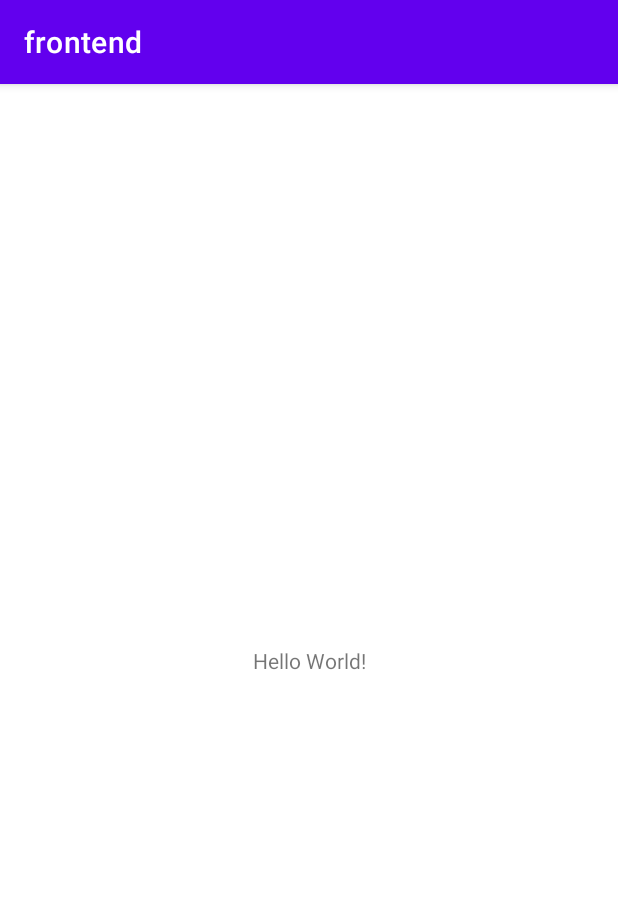
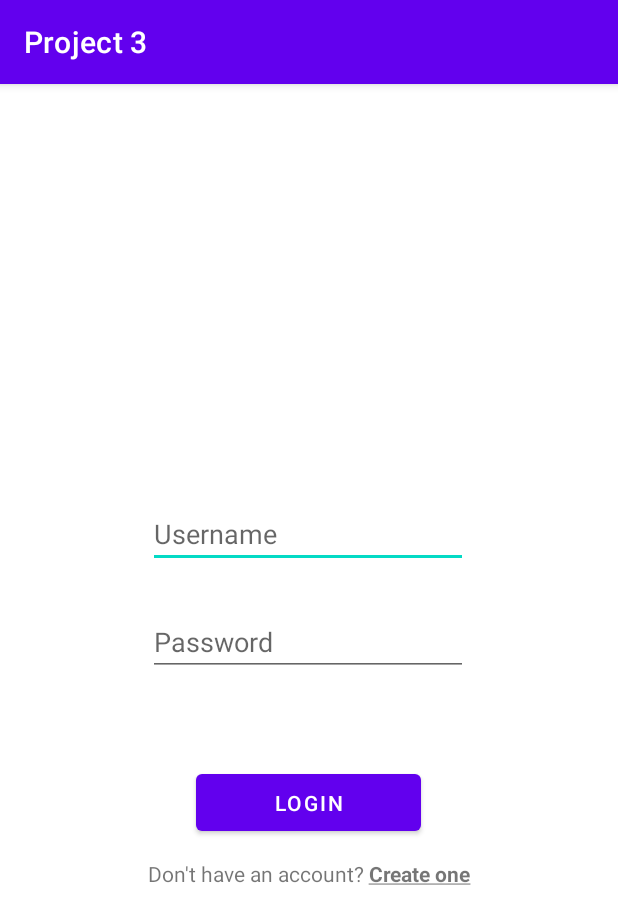
Before and after one commit to nmcmahan/CST438_Project3, an Android app: the screen it shows after launch (MainActivity), on a phone screen of 412 x 824 dp. Shown: the top 924 px of the screen. Run offline under Robolectric (Android 15) with nearby library versions, the phone set to English and light mode, and no system bars.

Commit message:
Created landing page
Can't move any further without other views and connection to backend created.

```diff
--- a/frontend/app/src/main/res/layout/activity_main.xml
+++ b/frontend/app/src/main/res/layout/activity_main.xml
@@ -6,13 +6,57 @@
     android:layout_height="match_parent"
     tools:context=".MainActivity">
 
-    <TextView
+    <EditText
+        android:id="@+id/username"
         android:layout_width="wrap_content"
         android:layout_height="wrap_content"
-        android:text="Hello World!"
+        android:ems="10"
+        android:hint="Username"
+        android:inputType="textPersonName"
         app:layout_constraintBottom_toBottomOf="parent"
-        app:layout_constraintLeft_toLeftOf="parent"
-        app:layout_constraintRight_toRightOf="parent"
-        app:layout_constraintTop_toTopOf="parent" />
+        app:layout_constraintEnd_toEndOf="parent"
+        app:layout_constraintHorizontal_bias="0.497"
+        app:layout_constraintStart_toStartOf="parent"
+        app:layout_constraintTop_toTopOf="parent"
+        app:layout_constraintVertical_bias="0.384"
+        tools:ignore="MissingConstraints" />
 
+    <EditText
+        android:id="@+id/password"
+        android:layout_width="wrap_content"
+        android:layout_height="wrap_content"
+        android:ems="10"
+        android:hint="Password"
+        android:inputType="textPersonName"
+        app:layout_constraintBottom_toBottomOf="parent"
+        app:layout_constraintEnd_toEndOf="parent"
+        app:layout_constraintHorizontal_bias="0.497"
+        app:layout_constraintStart_toStartOf="parent"
+        app:layout_constraintTop_toTopOf="parent"
+        app:layout_constraintVertical_bias="0.483"
+        tools:ignore="MissingConstraints" />
+
+    <Button
+        android:id="@+id/login"
+        android:layout_width="150dp"
+        android:layout_height="50dp"
+        android:text="Login"
+        app:layout_constraintBottom_toBottomOf="parent"
+        app:layout_constraintEnd_toEndOf="parent"
+        app:layout_constraintHorizontal_bias="0.498"
+        app:layout_constraintStart_toStartOf="parent"
+        app:layout_constraintTop_toTopOf="parent"
+        app:layout_constraintVertical_bias="0.632"
+        tools:ignore="MissingConstraints" />
+
+    <TextView
+        android:id="@+id/signUpLink"
+        android:layout_width="wrap_content"
+        android:layout_height="wrap_content"
+        android:text="@string/sign_up_link_name"
+        app:layout_constraintBottom_toBottomOf="parent"
+        app:layout_constraintEnd_toEndOf="parent"
+        app:layout_constraintStart_toStartOf="parent"
+        app:layout_constraintTop_toTopOf="parent"
+        app:layout_constraintVertical_bias="0.690" />
 </androidx.constraintlayout.widget.ConstraintLayout>
--- a/frontend/app/src/main/res/values/strings.xml
+++ b/frontend/app/src/main/res/values/strings.xml
@@ -1,3 +1,4 @@
 <resources>
-    <string name="app_name">frontend</string>
+    <string name="app_name">Project 3</string>
+    <string name="sign_up_link_name">Don\'t have an account? <b><u>Create one</u></b></string>
 </resources>
```
Also changed, not shown: frontend/app/src/main/java/info/steven/frontend/MainActivity.java (+85 -0 lines).
